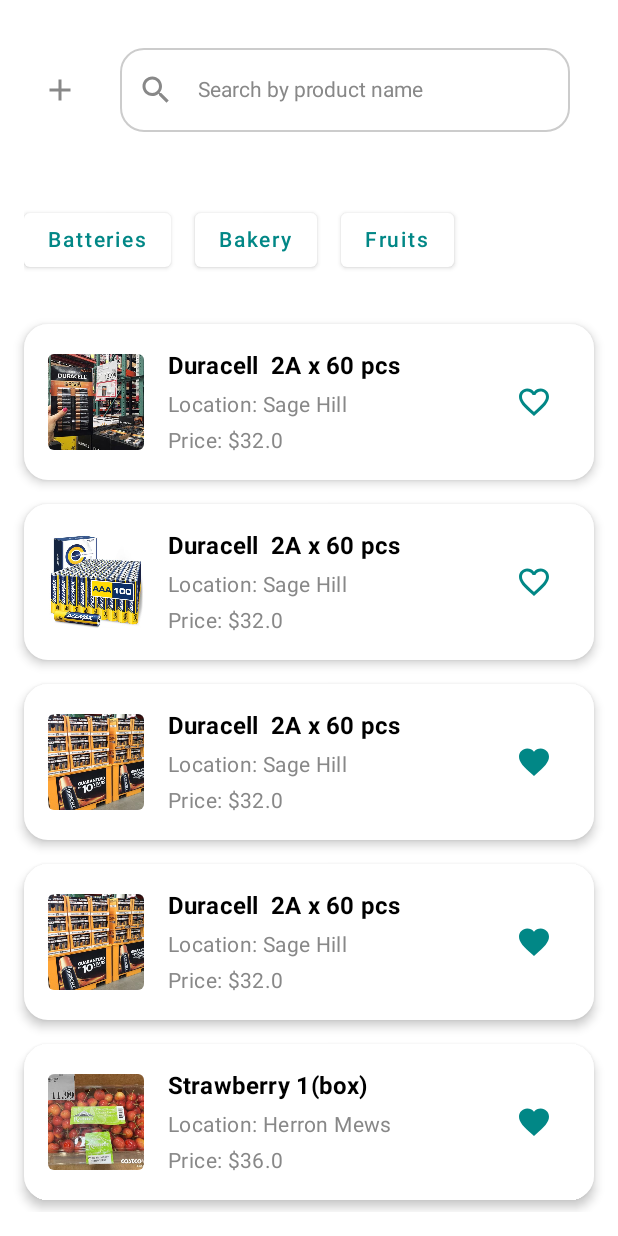
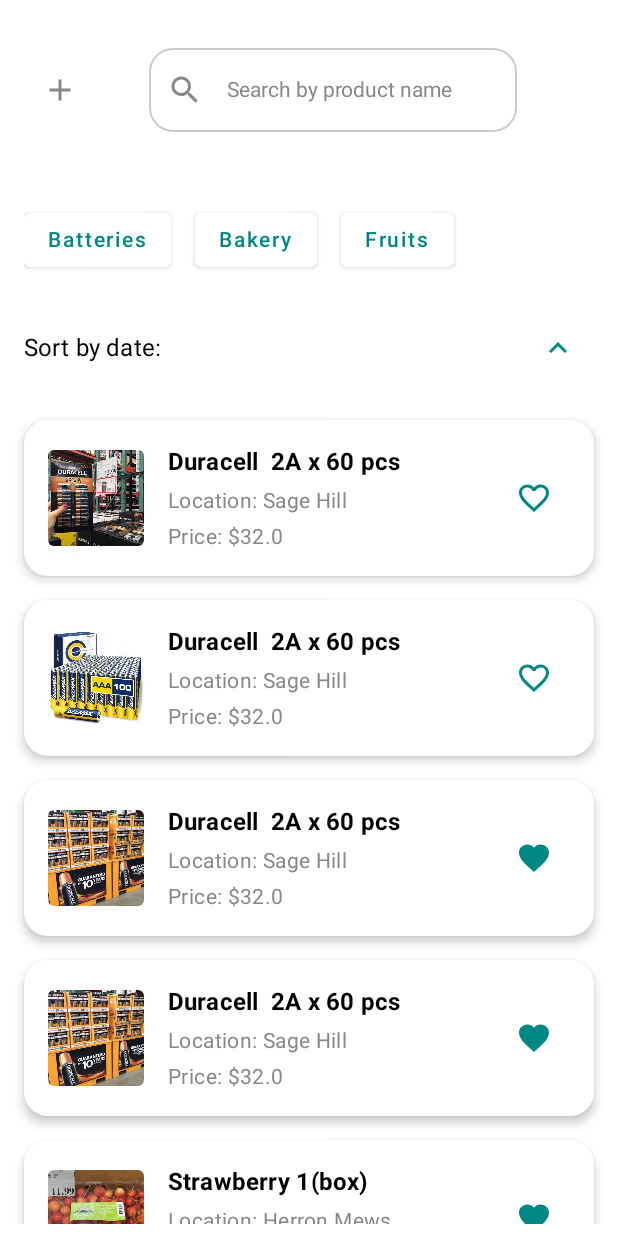
Before and after one commit to irenechan347/SODV3203_FinalProject_Group4, an Android app built with Jetpack Compose: the @Preview function HomeScreenPreview, on a phone screen of 412 x 824 dp. Run offline under Robolectric (Android 15) with nearby library versions, the phone set to English and light mode, and no system bars.

Commit message:
feat: Added sorting functionality to HomeScreen
- Implemented sorting of events by dateFrom
- Added UI controls (sorting arrows) for toggling the sorting order

```diff
--- a/app/src/main/java/com/example/sodv3203_finalproject_group4/ui/HomeScreen.kt
+++ b/app/src/main/java/com/example/sodv3203_finalproject_group4/ui/HomeScreen.kt
@@ -29,8 +29,14 @@ import androidx.compose.material.icons.Icons
 import androidx.compose.material.icons.filled.Add
 import androidx.compose.material.icons.filled.Favorite
 import androidx.compose.material.icons.filled.FavoriteBorder
+import androidx.compose.material.icons.filled.KeyboardArrowDown
+import androidx.compose.material.icons.filled.KeyboardArrowUp
 import androidx.compose.material.icons.filled.Search
-import androidx.compose.runtime.*
+import androidx.compose.runtime.Composable
+import androidx.compose.runtime.getValue
+import androidx.compose.runtime.mutableStateOf
+import androidx.compose.runtime.remember
+import androidx.compose.runtime.setValue
 import androidx.compose.ui.Alignment
 import androidx.compose.ui.Modifier
 import androidx.compose.ui.draw.clip
@@ -58,6 +64,7 @@ fun HomeScreen(navController: NavHostController, userId:Int) {
     loadEventData(LocalContext.current)
     var searchText by remember { mutableStateOf("") }
     var selectedCategory by remember { mutableStateOf<EventCategory?>(null) }
+    var sortByDate by remember { mutableStateOf(false) }
     val user = remember {
         users.find { it.userId == userId }
     }
@@ -65,6 +72,12 @@ fun HomeScreen(navController: NavHostController, userId:Int) {
         event.status == EventStatus.Available &&
                 event.productName.contains(searchText, ignoreCase = true) &&
                 (selectedCategory == null || event.categoryId == selectedCategory?.categoryId)
+    }
+    // Apply sorting if enabled
+    val sortedEvents = if (sortByDate) {
+        filteredEvents.sortedByDescending { it.dateFrom } // Sort events by dateFrom in descending order
+    } else {
+        filteredEvents // If sorting is not enabled, return the original list
     }
 
 
@@ -101,8 +114,8 @@ fun HomeScreen(navController: NavHostController, userId:Int) {
                 value = searchText,
                 onValueChange = { searchText = it },
                 modifier = Modifier
-                    .fillMaxWidth()
-                    .padding(16.dp),
+                    .fillMaxWidth(0.8f)
+                    .padding(10.dp, 16.dp),
                 placeholder = {
                     Text(
                         text = "Search by product name",
@@ -124,7 +137,6 @@ fun HomeScreen(navController: NavHostController, userId:Int) {
                 }
             )
             Spacer(modifier = Modifier.width(16.dp))
-
         }
 
         // Filter buttons for each category
@@ -147,9 +159,35 @@ fun HomeScreen(navController: NavHostController, userId:Int) {
             }
         }
 
+        // Sorting controls
+        Row(
+            modifier = Modifier
+                .fillMaxWidth()
+                .padding(horizontal = 16.dp, vertical = 8.dp),
+            horizontalArrangement = Arrangement.SpaceBetween,
+            verticalAlignment = Alignment.CenterVertically
+        ) {
+            Text(
+                text = "Sort by date:",
+                style = MaterialTheme.typography.subtitle1,
+                modifier = Modifier.weight(1f)
+            )
+            IconButton(
+                onClick = { sortByDate = !sortByDate }
+            ) {
+                Icon(
+                    imageVector = if (sortByDate) Icons.Default.KeyboardArrowDown else Icons.Default.KeyboardArrowUp,
+                    contentDescription = "Sort by date",
+                    tint = MaterialTheme.colors.secondaryVariant
+                )
+            }
+        }
+
+
+
         // Display filtered events
         LazyColumn(modifier = Modifier.padding(8.dp)) {
-            items(filteredEvents) { event ->
+            items(sortedEvents) { event ->
                 EventItem(event = event, navController, userId)
             }
         }
```
